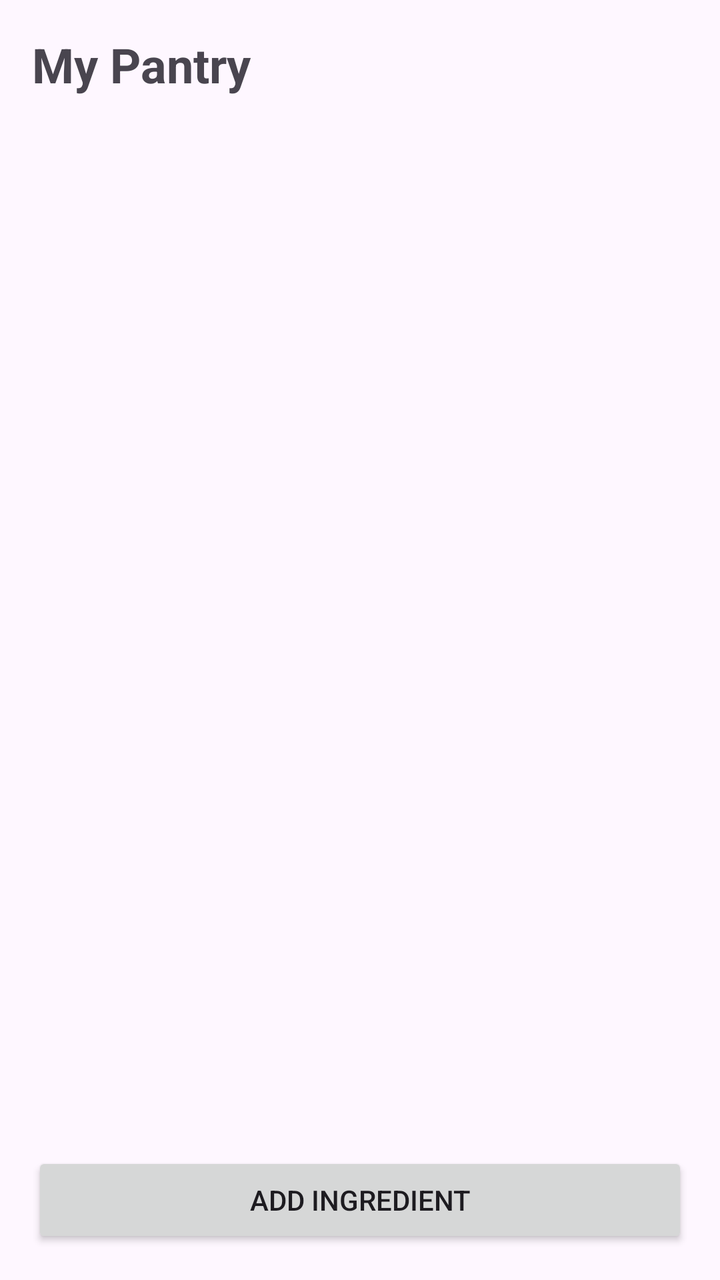
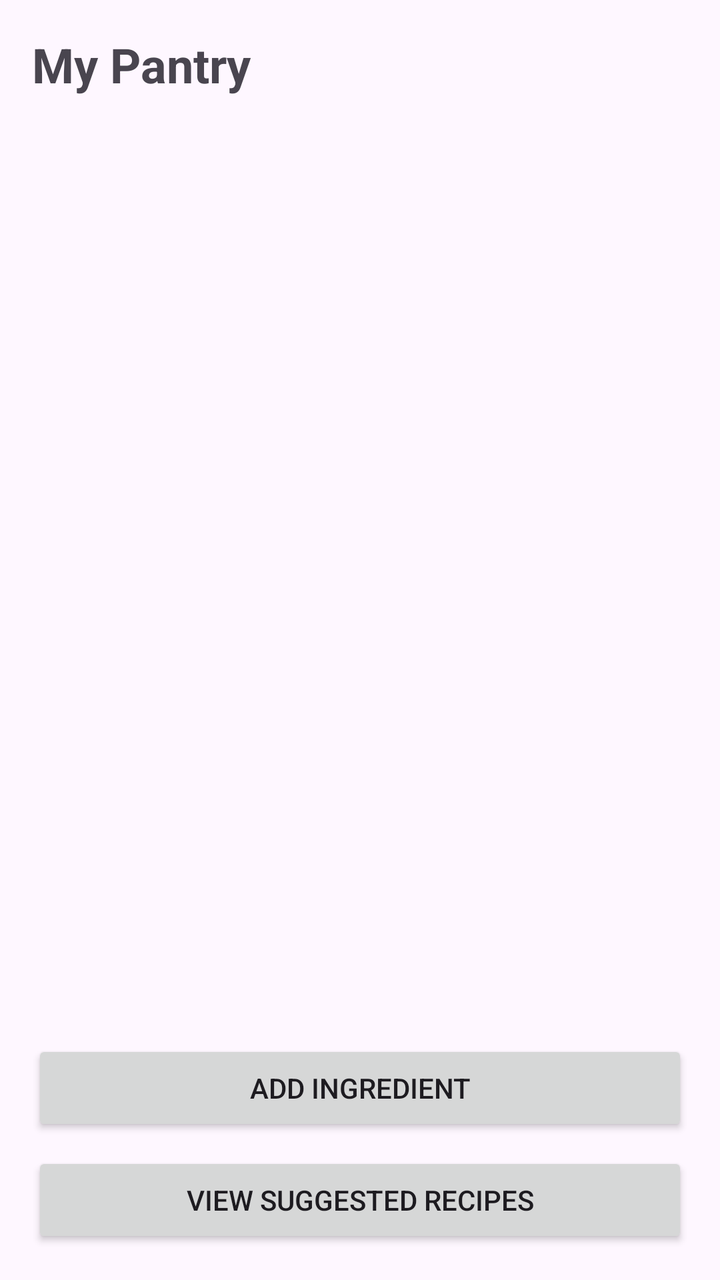

The first picture is an Android layout as it rendered before a commit; the second is the same layout after the commit. The layout source and the unified diff follow.
<!-- AndroidManifest.xml: application theme Theme.SmartPantryManager -->
<!-- res/layout/activity_pantry_list.xml -->
<?xml version="1.0" encoding="utf-8"?>
<LinearLayout xmlns:android="http://schemas.android.com/apk/res/android"
    android:layout_width="match_parent"
    android:layout_height="match_parent"
    android:orientation="vertical"
    android:padding="16dp">

    <TextView
        android:layout_width="wrap_content"
        android:layout_height="wrap_content"
        android:text="My Pantry"
        android:textSize="24sp"
        android:textStyle="bold"
        android:layout_marginBottom="12dp" />

    <androidx.recyclerview.widget.RecyclerView
        android:id="@+id/recyclerPantryList"
        android:layout_width="match_parent"
        android:layout_height="0dp"
        android:layout_weight="1" />

    <Button
        android:id="@+id/buttonAddPantryItem"
        android:layout_width="match_parent"
        android:layout_height="wrap_content"
        android:layout_marginTop="12dp"
        android:text="Add Ingredient" />

</LinearLayout>
<!-- resources referenced by this layout -->
<resources>
  <style name="Theme.SmartPantryManager" parent="Base.Theme.SmartPantryManager" />
  <style name="Base.Theme.SmartPantryManager" parent="Theme.Material3.DayNight.NoActionBar">
          
          
      </style>
</resources>

<!-- the commit's change to res/layout/activity_pantry_list.xml (unified diff, before → after) -->
@@ -26,4 +26,11 @@
         android:layout_marginTop="12dp"
         android:text="Add Ingredient" />
 
+    <Button
+        android:id="@+id/buttonViewSuggestedRecipes"
+        android:layout_width="match_parent"
+        android:layout_height="wrap_content"
+        android:layout_marginTop="8dp"
+        android:text="View Suggested Recipes" />
+
 </LinearLayout>
